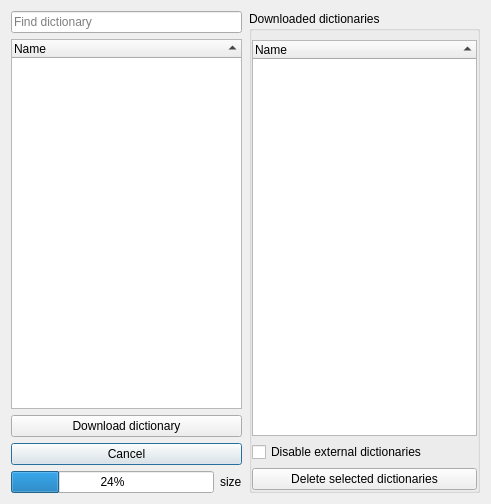
Qt form src/dialogs/dictionarymanagerdialog.ui (pbek/QOwnNotes) before a commit.
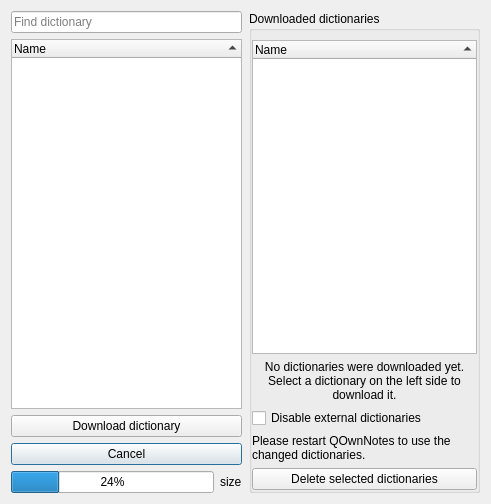
The same form after that commit. Icons and pictures are not drawn.

Commit message: dictionarymanagerdialog: mark downloaded dictionaries and show restart hint

Diff of the .ui file:
```diff
--- a/src/dialogs/dictionarymanagerdialog.ui
+++ b/src/dialogs/dictionarymanagerdialog.ui
@@ -167,6 +167,19 @@
           </column>
          </widget>
         </item>
+        <item>
+         <widget class="QLabel" name="noLocalDictionariesLabel">
+          <property name="text">
+           <string>No dictionaries were downloaded yet. Select a dictionary on the left side to download it.</string>
+          </property>
+          <property name="wordWrap">
+           <bool>true</bool>
+          </property>
+          <property name="alignment">
+           <set>Qt::AlignCenter</set>
+          </property>
+         </widget>
+        </item>
         <item>
          <widget class="QCheckBox" name="disableExternalDictionariesCheckBox">
           <property name="toolTip">
@@ -177,6 +190,16 @@
           </property>
          </widget>
         </item>
+        <item>
+         <widget class="QLabel" name="restartLabel">
+          <property name="text">
+           <string>Please restart QOwnNotes to use the changed dictionaries.</string>
+          </property>
+          <property name="wordWrap">
+           <bool>true</bool>
+          </property>
+         </widget>
+        </item>
         <item>
          <widget class="QPushButton" name="deleteLocalDictionaryButton">
           <property name="text">
```
The commit also changes 3 other files.
